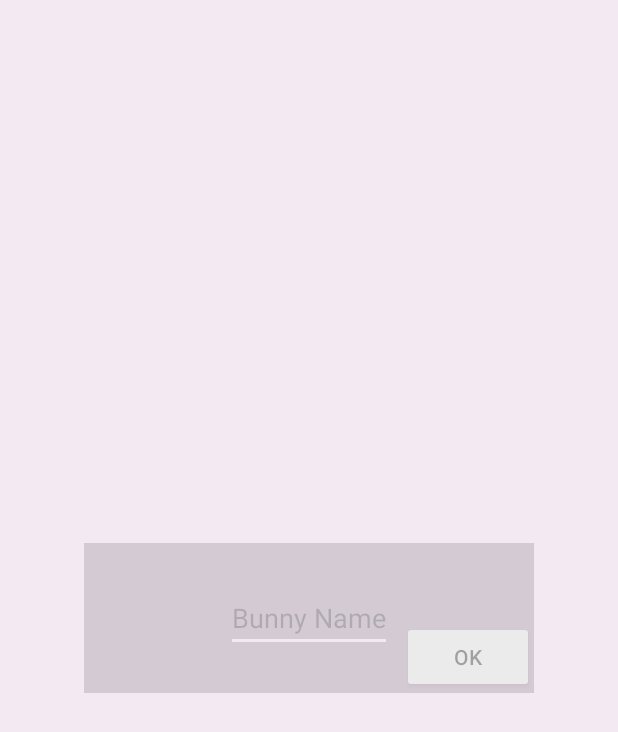
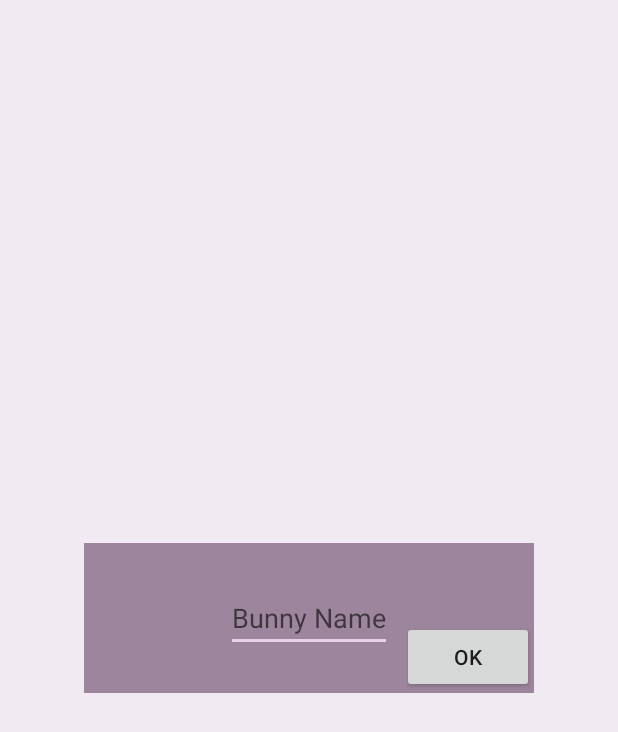
Before and after one commit to sderekj/Android-Neko-Clone-Homework-Unit-4, an Android app: the layout to_change_name.xml on its own in the app's theme, with its tools: preview values and no code run, on a phone screen of 412 x 824 dp. Shown: the top 732 px of the screen. Run offline under Robolectric (Android 15) with nearby library versions, the phone set to English and light mode, and no system bars.

Commit message:
Changed transperancy

```diff
--- a/app/src/main/java/com/example/dec4/SecondActivity.java
+++ b/app/src/main/java/com/example/dec4/SecondActivity.java
@@ -126,6 +126,9 @@ public class SecondActivity extends AppCompatActivity implements BunnyAdapter.Li
     @Override
     public void onBunnyLongClicked(Bunny bunny) {
 
+        mClickedBunny=bunny;
+        String
+
         getFragmentManager().beginTransaction().add(R.id.bunny_second_activity, mDetailedFragment).commit();
 
     }
--- a/app/src/main/res/layout/to_change_name.xml
+++ b/app/src/main/res/layout/to_change_name.xml
@@ -4,8 +4,8 @@
     xmlns:android="http://schemas.android.com/apk/res/android"
     android:layout_width="match_parent"
     android:layout_height="match_parent"
-    android:background="@color/colorLightPink"
-    android:alpha="0.4">
+    android:background="#66e7d2e7"
+    >
     <RelativeLayout
         android:layout_width="300dp"
         android:layout_height="100dp"
```
Also changed, not shown: app/src/main/res/layout/details_of_bunny.xml (+20 -2 lines).
